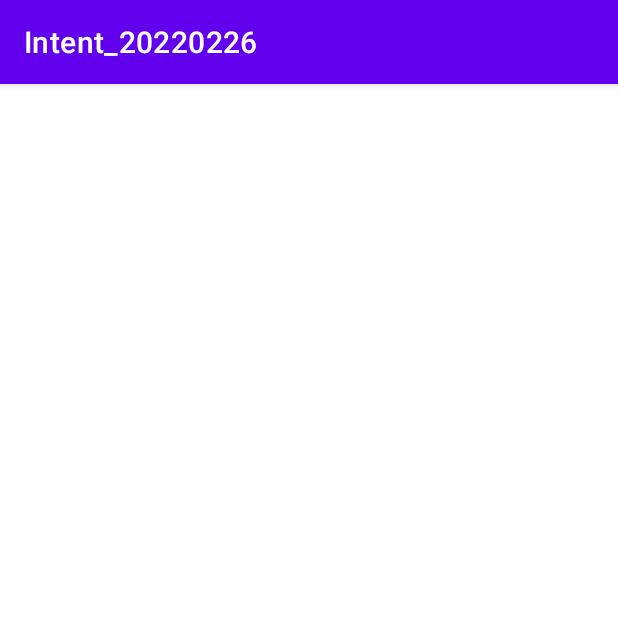
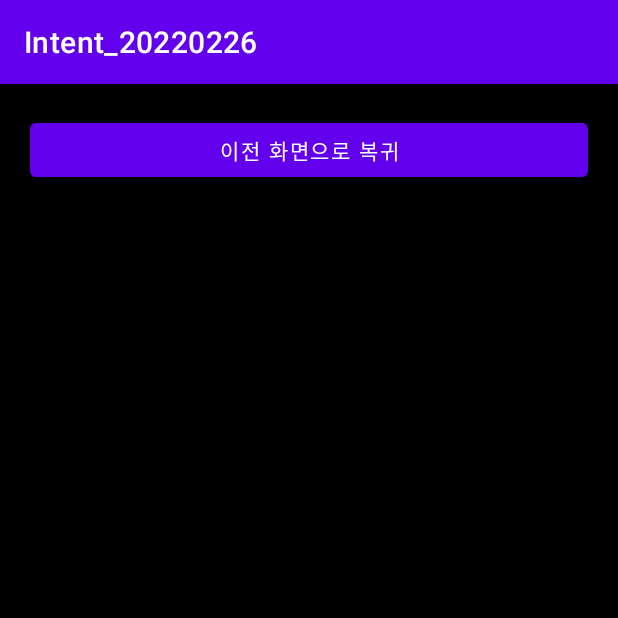
Before and after one commit to nepp-plus/Intent_20220226, an Android app: the OtherActivity screen opened directly, with no data from a screen before it, on a phone screen of 412 x 824 dp, the top half of it. Run offline under Robolectric (Android 15) with nearby library versions, the phone set to English and light mode, and no system bars.

Commit message:
다른 화면에서의 UI 구조 그리기

```diff
--- a/app/src/main/java/com/neppplus/intent_20220226/OtherActivity.kt
+++ b/app/src/main/java/com/neppplus/intent_20220226/OtherActivity.kt
@@ -2,10 +2,18 @@ package com.neppplus.intent_20220226
 
 import androidx.appcompat.app.AppCompatActivity
 import android.os.Bundle
+import kotlinx.android.synthetic.main.activity_other.*
 
 class OtherActivity : AppCompatActivity() {
     override fun onCreate(savedInstanceState: Bundle?) {
         super.onCreate(savedInstanceState)
         setContentView(R.layout.activity_other)
+
+        btnReturn.setOnClickListener {
+
+//            이전 화면 (메인 화면) 으로 돌아가기
+
+        }
+
     }
 }
--- a/app/src/main/res/layout/activity_other.xml
+++ b/app/src/main/res/layout/activity_other.xml
@@ -1,9 +1,18 @@
 <?xml version="1.0" encoding="utf-8"?>
-<androidx.constraintlayout.widget.ConstraintLayout xmlns:android="http://schemas.android.com/apk/res/android"
+<LinearLayout xmlns:android="http://schemas.android.com/apk/res/android"
     xmlns:app="http://schemas.android.com/apk/res-auto"
     xmlns:tools="http://schemas.android.com/tools"
     android:layout_width="match_parent"
     android:layout_height="match_parent"
+    android:orientation="vertical"
+    android:padding="20dp"
+    android:background="@color/black"
     tools:context=".OtherActivity">
 
-</androidx.constraintlayout.widget.ConstraintLayout>
+    <Button
+        android:id="@+id/btnReturn"
+        android:layout_width="match_parent"
+        android:layout_height="wrap_content"
+        android:text="이전 화면으로 복귀" />
+
+</LinearLayout>
```
